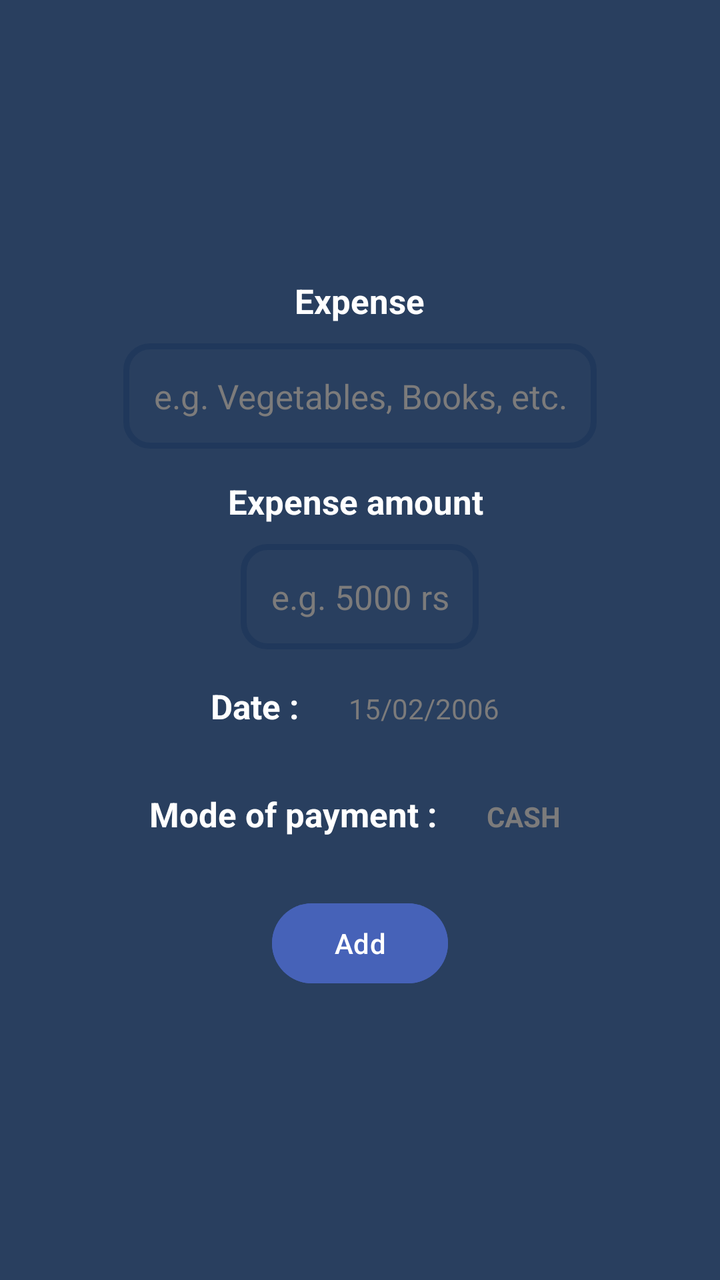
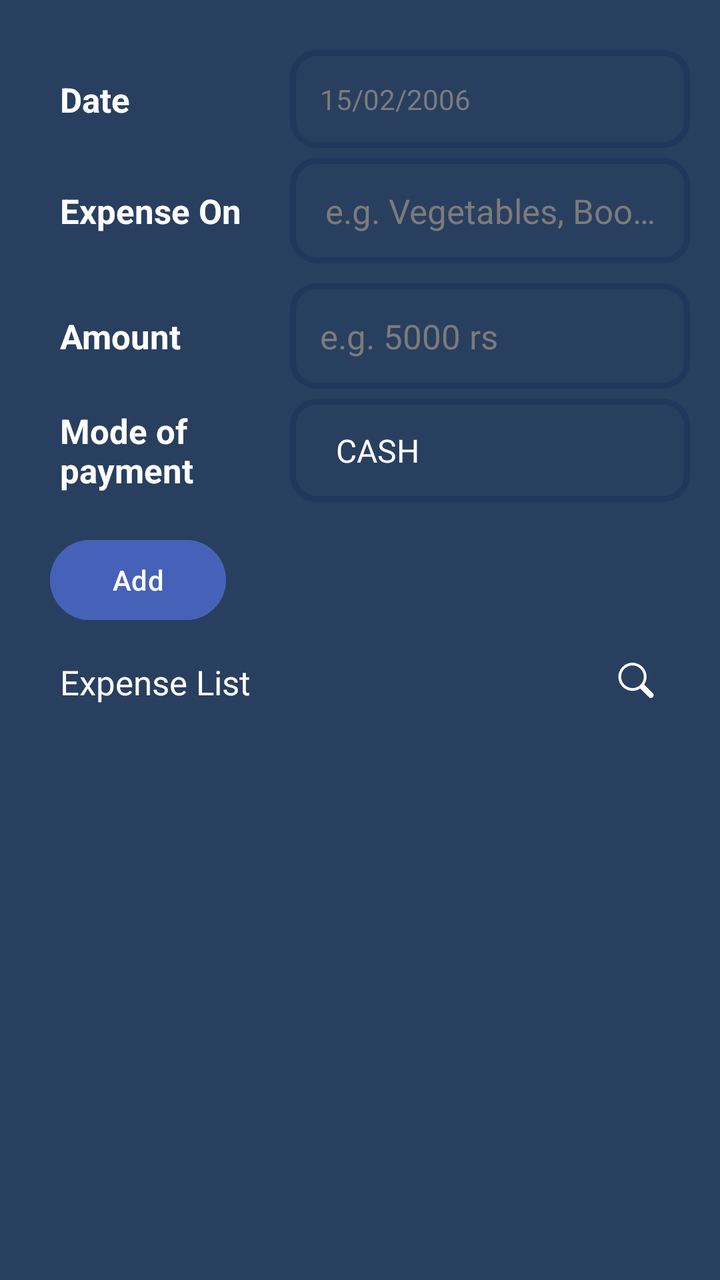

Before-and-after screenshots of an Android layout around one commit, followed by the original layout XML and the change that was made.
<!-- AndroidManifest.xml: application theme Theme.GharKharch -->
<!-- res/layout/fragment_book_expense.xml -->
<?xml version="1.0" encoding="utf-8"?>
<LinearLayout xmlns:android="http://schemas.android.com/apk/res/android"
    android:layout_width="match_parent"
    android:layout_height="match_parent"
    android:background="@color/backgroundColor"
    android:gravity="center"
    android:orientation="vertical">

    <TextView
        android:layout_width="wrap_content"
        android:layout_height="wrap_content"
        android:padding="@dimen/padding_medium"
        android:text="Expense"
        android:textSize="@dimen/text_size_large"
        android:textStyle="bold" />

    <EditText
        android:id="@+id/input_sub_category"
        android:layout_width="wrap_content"
        android:layout_height="wrap_content"
        android:layout_marginBottom="@dimen/margin_small"
        android:background="@drawable/search_bar_bordered_bg"
        android:gravity="center"
        android:hint="@string/hint_sub_category"
        android:importantForAutofill="no"
        android:inputType="text"
        android:maxLength="15"
        android:padding="@dimen/padding_large"
        android:textColorHint="@color/primaryTextColorVariant"
        android:textSize="@dimen/text_size_large" />

    <TextView
        android:layout_width="wrap_content"
        android:layout_height="wrap_content"
        android:padding="@dimen/padding_medium"
        android:text="Expense amount "
        android:textSize="@dimen/text_size_large"
        android:textStyle="bold" />

    <EditText
        android:id="@+id/input_expense"
        android:layout_width="wrap_content"
        android:layout_height="wrap_content"
        android:layout_marginBottom="@dimen/margin_small"
        android:background="@drawable/search_bar_bordered_bg"
        android:gravity="center"
        android:hint="@string/hint_amount"
        android:importantForAutofill="no"
        android:inputType="number"
        android:maxLength="15"
        android:padding="@dimen/padding_large"
        android:textColorHint="@color/primaryTextColorVariant"
        android:textSize="@dimen/text_size_large" />

    <LinearLayout
        android:layout_width="wrap_content"
        android:layout_height="wrap_content"
        android:layout_marginBottom="@dimen/margin_small"
        android:orientation="horizontal">

        <TextView
            android:layout_width="wrap_content"
            android:layout_height="wrap_content"
            android:padding="@dimen/padding_medium"
            android:text="Date :"
            android:textSize="@dimen/text_size_large"
            android:textStyle="bold" />

        <TextView
            android:id="@+id/date_picker"
            android:layout_width="wrap_content"
            android:layout_height="wrap_content"
            android:padding="@dimen/padding_large"
            android:text="15/02/2006"
            android:textColor="@color/primaryTextColorVariant" />

    </LinearLayout>

    <LinearLayout
        android:layout_width="wrap_content"
        android:layout_height="wrap_content"
        android:orientation="horizontal">

        <TextView
            android:layout_width="wrap_content"
            android:layout_height="wrap_content"
            android:padding="@dimen/padding_medium"
            android:text="Mode of payment :"
            android:textSize="@dimen/text_size_large"
            android:textStyle="bold" />

        <TextView
            android:id="@+id/modes_of_payment"
            android:layout_width="wrap_content"
            android:layout_height="wrap_content"
            android:padding="@dimen/padding_large"
            android:text="CASH"
            android:textColor="@color/primaryTextColorVariant"
            android:textStyle="bold" />

    </LinearLayout>

    <Button
        android:id="@+id/saveBtn"
        android:layout_width="wrap_content"
        android:layout_height="wrap_content"
        android:layout_marginVertical="@dimen/margin_large"
        android:backgroundTint="@color/buttonColor"
        android:text="Add" />

</LinearLayout>
<!-- resources referenced by this layout -->
<resources>
  <color name="backgroundColor">#293F5F</color>
  <color name="buttonColor">#4662B8</color>
  <color name="primaryTextColorVariant">#7C7B7B</color>
  <dimen name="margin_large">15dp</dimen>
  <dimen name="margin_small">5dp</dimen>
  <dimen name="padding_large">15dp</dimen>
  <dimen name="padding_medium">10dp</dimen>
  <dimen name="text_size_large">17sp</dimen>
  <!-- drawable search_bar_bordered_bg (drawable) -->
  <?xml version="1.0" encoding="utf-8"?>
  <shape xmlns:android="http://schemas.android.com/apk/res/android"
      android:shape="rectangle">
      <stroke
          android:width="3dp"
          android:color="@color/backgroundColorVariant" />
      <corners android:radius="12dp" />
  </shape>
  <string name="hint_amount">e.g. 5000 rs</string>
  <string name="hint_sub_category">e.g. Vegetables, Books, etc.</string>
  <style name="Theme.GharKharch" parent="Base.Theme.GharKharch">
          <item name="colorPrimary">@color/backgroundColor</item>
          <item name="colorSecondary">@color/lGrey</item>
          
          <item name="colorOnSecondary">@color/primaryTextColor</item>
          <item name="colorOnPrimary">@color/primaryTextColor</item>
          
          <item name="android:textColor">@color/primaryTextColor</item>
          <item name="android:textColorPrimary">@color/primaryTextColor</item>
          <item name="android:textColorSecondary">@color/primaryTextColorVariant</item>
      </style>
  <color name="backgroundColorVariant">#20385B</color>
  <style name="Base.Theme.GharKharch" parent="Theme.Material3.DayNight.NoActionBar">
          
      </style>
  <color name="lGrey">#616161</color>
  <color name="primaryTextColor">#FFFFFF</color>
</resources>

<!-- the commit's change to res/layout/fragment_book_expense.xml (unified diff, before → after) -->
@@ -1,111 +1,183 @@
 <?xml version="1.0" encoding="utf-8"?>
-<LinearLayout xmlns:android="http://schemas.android.com/apk/res/android"
+<androidx.constraintlayout.widget.ConstraintLayout xmlns:android="http://schemas.android.com/apk/res/android"
+    xmlns:app="http://schemas.android.com/apk/res-auto"
     android:layout_width="match_parent"
     android:layout_height="match_parent"
     android:background="@color/backgroundColor"
-    android:gravity="center"
-    android:orientation="vertical">
+    android:padding="@dimen/padding_large">
 
     <TextView
-        android:layout_width="wrap_content"
+        android:layout_width="0dp"
         android:layout_height="wrap_content"
-        android:padding="@dimen/padding_medium"
-        android:text="Expense"
+        android:layout_marginVertical="@dimen/margin_medium"
+        android:padding="@dimen/padding_large"
+        android:text="Date"
         android:textSize="@dimen/text_size_large"
-        android:textStyle="bold" />
+        android:textStyle="bold"
+        app:layout_constraintBottom_toBottomOf="@id/date_picker"
+        app:layout_constraintEnd_toStartOf="@id/date_picker"
+        app:layout_constraintStart_toStartOf="parent"
+        app:layout_constraintTop_toTopOf="@id/date_picker" />
+
+    <TextView
+        android:id="@+id/date_picker"
+        android:layout_width="200dp"
+        android:layout_height="wrap_content"
+        android:layout_marginVertical="@dimen/margin_medium"
+        android:background="@drawable/search_bar_bordered_bg"
+        android:padding="@dimen/padding_large"
+        android:text="15/02/2006"
+        android:textColor="@color/primaryTextColorVariant"
+        app:layout_constraintEnd_toEndOf="parent"
+        app:layout_constraintTop_toTopOf="parent" />
+
+    <TextView
+        android:layout_width="0dp"
+        android:layout_height="wrap_content"
+        android:layout_marginVertical="@dimen/margin_small"
+        android:padding="@dimen/padding_large"
+        android:text="Expense On"
+        android:textSize="@dimen/text_size_large"
+        android:textStyle="bold"
+        app:layout_constraintBottom_toBottomOf="@id/input_sub_category"
+        app:layout_constraintEnd_toStartOf="@id/input_sub_category"
+        app:layout_constraintStart_toStartOf="parent"
+        app:layout_constraintTop_toTopOf="@id/input_sub_category" />
 
     <EditText
         android:id="@+id/input_sub_category"
-        android:layout_width="wrap_content"
+        style="@style/custom_edit_text"
+        android:layout_width="200dp"
         android:layout_height="wrap_content"
-        android:layout_marginBottom="@dimen/margin_small"
-        android:background="@drawable/search_bar_bordered_bg"
-        android:gravity="center"
+        android:layout_marginVertical="@dimen/margin_small"
         android:hint="@string/hint_sub_category"
-        android:importantForAutofill="no"
-        android:inputType="text"
-        android:maxLength="15"
-        android:padding="@dimen/padding_large"
-        android:textColorHint="@color/primaryTextColorVariant"
-        android:textSize="@dimen/text_size_large" />
+        android:textSize="@dimen/text_size_large"
+        app:layout_constraintEnd_toEndOf="parent"
+        app:layout_constraintTop_toBottomOf="@id/date_picker" />
 
     <TextView
-        android:layout_width="wrap_content"
+        android:layout_width="0dp"
         android:layout_height="wrap_content"
-        android:padding="@dimen/padding_medium"
-        android:text="Expense amount "
+        android:padding="@dimen/padding_large"
+        android:text="Amount "
         android:textSize="@dimen/text_size_large"
-        android:textStyle="bold" />
+        android:textStyle="bold"
+        app:layout_constraintBottom_toBottomOf="@id/input_expense"
+        app:layout_constraintEnd_toStartOf="@id/input_expense"
+        app:layout_constraintStart_toStartOf="parent"
+        app:layout_constraintTop_toTopOf="@id/input_expense" />
 
     <EditText
         android:id="@+id/input_expense"
-        android:layout_width="wrap_content"
+        android:layout_width="200dp"
         android:layout_height="wrap_content"
+        android:layout_marginVertical="@dimen/margin_medium"
         android:layout_marginBottom="@dimen/margin_small"
         android:background="@drawable/search_bar_bordered_bg"
-        android:gravity="center"
         android:hint="@string/hint_amount"
         android:importantForAutofill="no"
         android:inputType="number"
         android:maxLength="15"
         android:padding="@dimen/padding_large"
         android:textColorHint="@color/primaryTextColorVariant"
-        android:textSize="@dimen/text_size_large" />
+        android:textSize="@dimen/text_size_large"
+        app:layout_constraintEnd_toEndOf="parent"
+        app:layout_constraintTop_toBottomOf="@id/input_sub_category" />
+
+    <TextView
+        android:layout_width="0dp"
+        android:layout_height="wrap_content"
+        android:padding="@dimen/padding_large"
+        android:text="Mode of payment"
+        android:textSize="@dimen/text_size_large"
+        android:textStyle="bold"
+        app:layout_constraintBottom_toBottomOf="@id/modes_of_payment"
+        app:layout_constraintEnd_toStartOf="@id/modes_of_payment"
+        app:layout_constraintStart_toStartOf="parent"
+        app:layout_constraintTop_toTopOf="@id/modes_of_payment" />
+
+    <Spinner
+        android:id="@+id/modes_of_payment"
+        android:layout_width="200dp"
+        android:layout_height="wrap_content"
+        android:layout_marginVertical="@dimen/margin_small"
+        android:background="@drawable/search_bar_bordered_bg"
+        android:entries="@array/modesOfPayment"
+        android:padding="@dimen/padding_large"
+        android:spinnerMode="dialog"
+        android:textColor="@color/primaryTextColorVariant"
+        android:textStyle="bold"
+        app:layout_constraintEnd_toEndOf="parent"
+        app:layout_constraintTop_toBottomOf="@id/input_expense" />
+
+    <Button
+        android:id="@+id/addBtn"
+        android:layout_width="wrap_content"
+        android:layout_height="wrap_content"
+        android:layout_marginVertical="@dimen/margin_large"
+        android:layout_marginStart="@dimen/margin_medium"
+        android:backgroundTint="@color/buttonColor"
+        android:text="Add"
+        app:layout_constraintStart_toStartOf="parent"
+        app:layout_constraintTop_toBottomOf="@id/modes_of_payment" />
+
+    <androidx.recyclerview.widget.RecyclerView
+        android:id="@+id/category_search_list"
+        android:layout_width="0dp"
+        android:layout_height="300dp"
+        android:layout_marginVertical="@dimen/margin_small"
+        android:background="@drawable/rounded_panel"
+        android:backgroundTint="@color/backgroundColor"
+        android:clipToOutline="true"
+        android:elevation="5dp"
+        android:outlineProvider="background"
+        android:translationZ="5dp"
+        android:visibility="gone"
+        app:layout_constraintEnd_toEndOf="@id/input_sub_category"
+        app:layout_constraintStart_toStartOf="@id/input_sub_category"
+        app:layout_constraintTop_toBottomOf="@id/input_sub_category" />
 
     <LinearLayout
-        android:layout_width="wrap_content"
+        android:id="@+id/list_container"
+        android:layout_width="match_parent"
         android:layout_height="wrap_content"
-        android:layout_marginBottom="@dimen/margin_small"
-        android:orientation="horizontal">
+        android:gravity="center"
+        android:orientation="horizontal"
+        app:layout_constraintTop_toBottomOf="@id/addBtn">
 
         <TextView
+            android:layout_width="0dp"
+            android:layout_height="wrap_content"
+            android:layout_weight="1"
+            android:padding="@dimen/padding_large"
+            android:text="Expense List"
+            android:textSize="@dimen/text_size_large" />
+
+        <SearchView
+            android:id="@+id/search_bar"
+            android:layout_width="match_parent"
+            android:layout_height="wrap_content"
+            android:background="@drawable/search_bar_bordered_bg"
+            android:visibility="gone" />
+
+        <ImageView
+            android:id="@+id/search_button"
             android:layout_width="wrap_content"
             android:layout_height="wrap_content"
-            android:padding="@dimen/padding_medium"
-            android:text="Date :"
-            android:textSize="@dimen/text_size_large"
-            android:textStyle="bold" />
-
-        <TextView
-            android:id="@+id/date_picker"
-            android:layout_width="wrap_content"
-            android:layout_height="wrap_content"
+            android:importantForAccessibility="no"
             android:padding="@dimen/padding_large"
-            android:text="15/02/2006"
-            android:textColor="@color/primaryTextColorVariant" />
+            android:src="@drawable/search_icon" />
 
     </LinearLayout>
 
-    <LinearLayout
-        android:layout_width="wrap_content"
-        android:layout_height="wrap_content"
-        android:orientation="horizontal">
+    <androidx.recyclerview.widget.RecyclerView
+        android:id="@+id/category_list"
+        android:layout_width="0dp"
+        android:layout_height="0dp"
+        android:layout_marginVertical="@dimen/margin_small"
+        app:layout_constraintBottom_toBottomOf="parent"
+        app:layout_constraintEnd_toEndOf="@id/list_container"
+        app:layout_constraintStart_toStartOf="@id/list_container"
+        app:layout_constraintTop_toBottomOf="@id/list_container" />
 
-        <TextView
-            android:layout_width="wrap_content"
-            android:layout_height="wrap_content"
-            android:padding="@dimen/padding_medium"
-            android:text="Mode of payment :"
-            android:textSize="@dimen/text_size_large"
-            android:textStyle="bold" />
-
-        <TextView
-            android:id="@+id/modes_of_payment"
-            android:layout_width="wrap_content"
-            android:layout_height="wrap_content"
-            android:padding="@dimen/padding_large"
-            android:text="CASH"
-            android:textColor="@color/primaryTextColorVariant"
-            android:textStyle="bold" />
-
-    </LinearLayout>
-
-    <Button
-        android:id="@+id/saveBtn"
-        android:layout_width="wrap_content"
-        android:layout_height="wrap_content"
-        android:layout_marginVertical="@dimen/margin_large"
-        android:backgroundTint="@color/buttonColor"
-        android:text="Add" />
-
-</LinearLayout>
+</androidx.constraintlayout.widget.ConstraintLayout>
<!-- resource entries referenced after the edit -->
@@ -1,13 +1,24 @@
 <!-- resources referenced by this layout -->
 <resources>
+  <string-array name="modesOfPayment">
+          <item>CASH</item>
+          <item>UPI</item>
+          <item>CARD</item>
+      </string-array>
   <color name="backgroundColor">#293F5F</color>
   <color name="buttonColor">#4662B8</color>
   <color name="primaryTextColorVariant">#7C7B7B</color>
   <dimen name="margin_large">15dp</dimen>
+  <dimen name="margin_medium">10dp</dimen>
   <dimen name="margin_small">5dp</dimen>
   <dimen name="padding_large">15dp</dimen>
-  <dimen name="padding_medium">10dp</dimen>
   <dimen name="text_size_large">17sp</dimen>
+  <!-- drawable rounded_panel (drawable) -->
+  <?xml version="1.0" encoding="utf-8"?>
+  <shape xmlns:android="http://schemas.android.com/apk/res/android"
+      android:shape="rectangle">
+      <corners android:radius="8dp" />
+  </shape>
   <!-- drawable search_bar_bordered_bg (drawable) -->
   <?xml version="1.0" encoding="utf-8"?>
   <shape xmlns:android="http://schemas.android.com/apk/res/android"
@@ -17,8 +28,32 @@
           android:color="@color/backgroundColorVariant" />
       <corners android:radius="12dp" />
   </shape>
+  <!-- drawable search_icon (drawable) -->
+  <vector xmlns:android="http://schemas.android.com/apk/res/android"
+      android:width="24dp"
+      android:height="24dp"
+      android:tint="@color/white"
+      android:viewportWidth="19"
+      android:viewportHeight="19">
+  
+      <path
+          android:fillColor="#000000"
+          android:pathData="M16.147,15.488a1.112,1.112 0,0 1,-1.567 0l-3.395,-3.395a5.575,5.575 0,1 1,1.568 -1.568l3.394,3.395a1.112,1.112 0,0 1,0 1.568zM9.786,11.585a4.488,4.488 0,1 0,-1.681 0.327,4.443 4.443,0 0,0 1.68,-0.327z" />
+  
+  </vector>
   <string name="hint_amount">e.g. 5000 rs</string>
   <string name="hint_sub_category">e.g. Vegetables, Books, etc.</string>
+  <style name="custom_edit_text" parent="Widget.AppCompat.EditText">
+          <item name="android:maxLines">1</item>
+          <item name="android:maxLength">20</item>
+          <item name="android:ellipsize">end</item>
+          <item name="android:inputType">text</item>
+          <item name="android:gravity">center</item>
+          <item name="android:importantForAutofill">no</item>
+          <item name="android:padding">@dimen/padding_large</item>
+          <item name="android:background">@drawable/search_bar_bordered_bg</item>
+          <item name="android:textColorHint">@color/primaryTextColorVariant</item>
+      </style>
   <style name="Theme.GharKharch" parent="Base.Theme.GharKharch">
           <item name="colorPrimary">@color/backgroundColor</item>
           <item name="colorSecondary">@color/lGrey</item>
@@ -31,6 +66,7 @@
           <item name="android:textColorSecondary">@color/primaryTextColorVariant</item>
       </style>
   <color name="backgroundColorVariant">#20385B</color>
+  <color name="white">#FFFFFFFF</color>
   <style name="Base.Theme.GharKharch" parent="Theme.Material3.DayNight.NoActionBar">
           
       </style>
